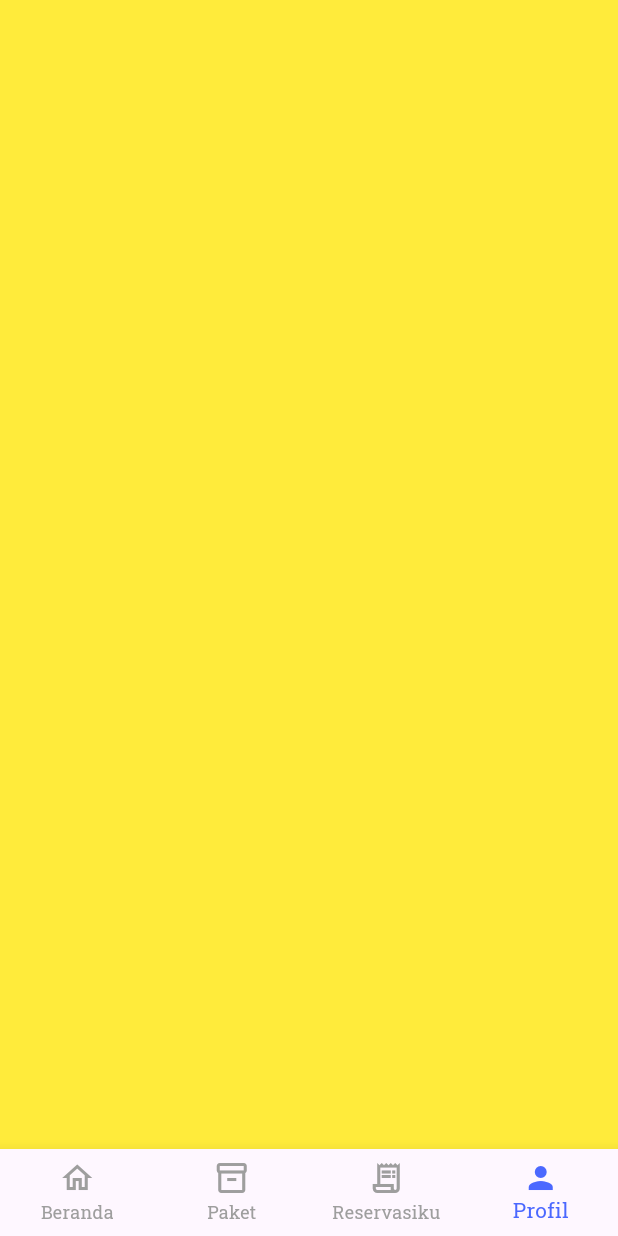
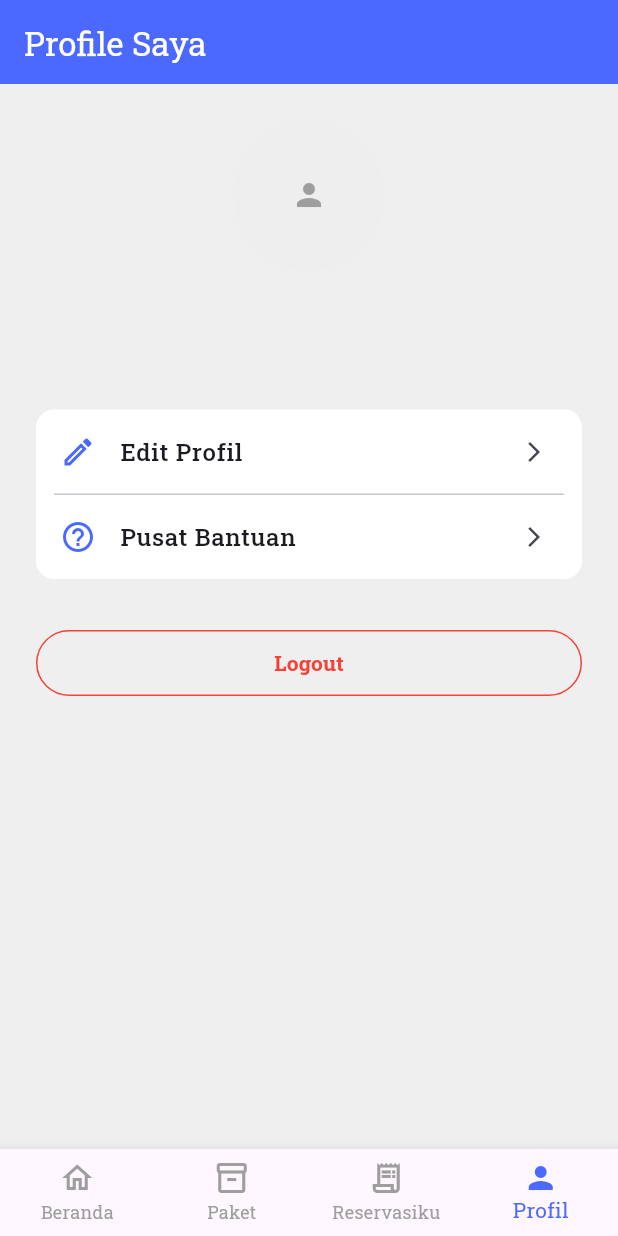
Before and after one commit to NotDaniArya/project_wedding_organizer, a Flutter app: the screen it shows once a user with an empty profile is signed in, item 4 of the bottom bar chosen, on a phone screen of 412 x 824 dp. Run offline on Flutter 3.47's test engine with Material 3 defaults, Android fonts, the phone set to English and light mode, and no system bars; our stand-ins replace carousel_slider, flutter_riverpod, font_awesome_flutter, google_fonts, image_cropper, image_picker and 2 more; accounts and stored records are empty; network calls fail.

Commit message:
feat : profile_screen.dart sudah dibuat dan sudah bisa logout tetapi belum menambahkan navigasi ke halaman edit profile dan pusat bantuan

```diff
--- a/lib/app/utils/constants/colors.dart
+++ b/lib/app/utils/constants/colors.dart
@@ -2,5 +2,5 @@ import 'dart:ui';
 
 class TColors {
   static const primaryColor = Color(0xFF4b68ff);
-  static const backgroundColor = Color.fromARGB(255, 213, 213, 213);
+  static const backgroundColor = Color.fromARGB(255, 239, 239, 239);
 }
--- a/lib/features/beranda/viewmodels/profile_viewmodel.dart
+++ b/lib/features/beranda/viewmodels/profile_viewmodel.dart
@@ -3,7 +3,7 @@ import 'package:project_v/core/models/profile.dart';
 import 'package:project_v/core/services/profile_service.dart';
 
 /*
-======= Get Profile untuk menampilkan nama dan profile user di beranda =======
+======= Get Profile untuk profile user =======
  */
 
 final profileServiceProvider = Provider((ref) => ProfileService());
--- /dev/null
+++ b/lib/features/profile/views/profile_screen.dart
@@ -0,0 +1,134 @@
+import 'package:flutter/material.dart';
+import 'package:flutter_riverpod/flutter_riverpod.dart';
+import 'package:project_v/app/utils/constants/colors.dart';
+import 'package:project_v/app/utils/constants/sizes.dart';
+import 'package:project_v/features/beranda/viewmodels/profile_viewmodel.dart';
+import 'package:project_v/shared_widgets/avatar_image.dart';
+import 'package:project_v/shared_widgets/menu_item.dart';
+
+import '../../auth/viewmodels/auth_viewmodel.dart';
+import '../../auth/views/login_screen.dart';
+
+class ProfileScreen extends ConsumerWidget {
+  const ProfileScreen({super.key});
+
+  // method untuk tampilkan dialog konfirmasi logout
+  void _showLogoutConfirmationDialog(BuildContext context, WidgetRef ref) {
+    showDialog(
+      context: context,
+      builder: (BuildContext ctx) {
+        return AlertDialog(
+          title: const Text('Konfirmasi Logout'),
+          content: const Text('Apakah Anda yakin ingin keluar dari akun Anda?'),
+          actions: <Widget>[
+            TextButton(
+              child: const Text('Batal'),
+              onPressed: () {
+                Navigator.of(ctx).pop(); // Tutup dialog
+              },
+            ),
+            TextButton(
+              child: const Text('Logout', style: TextStyle(color: Colors.red)),
+              onPressed: () {
+                // Panggil fungsi signOut dari ViewModel
+                ref.read(authViewModelProvider.notifier).signOut();
+
+                // Navigasi ke halaman login dan hapus semua rute sebelumnya
+                Navigator.of(ctx).pushAndRemoveUntil(
+                  MaterialPageRoute(builder: (context) => const LoginScreen()),
+                  (Route<dynamic> route) => false,
+                );
+              },
+            ),
+          ],
+        );
+      },
+    );
+  }
+
+  @override
+  Widget build(BuildContext context, WidgetRef ref) {
+    final profileAsyncValue = ref.watch(profileProvider);
+    final textTheme = Theme.of(context).textTheme;
+
+    return Scaffold(
+      backgroundColor: TColors.backgroundColor,
+      appBar: AppBar(
+        title: const Text('Profile Saya'),
+        backgroundColor: TColors.primaryColor,
+        foregroundColor: Colors.white,
+      ),
+      body: profileAsyncValue.when(
+        data: (profile) => SingleChildScrollView(
+          child: Padding(
+            padding: const EdgeInsetsGeometry.all(24.0),
+            child: Column(
+              children: [
+                AvatarImage(imageUrl: profile.avatar_url, radius: 50),
+                const SizedBox(height: TSizes.spaceBtwItems),
+                Text(
+                  profile.full_name,
+                  textAlign: TextAlign.center,
+                  style: textTheme.headlineSmall!.copyWith(
+                    fontWeight: FontWeight.bold,
+                  ),
+                ),
+                Text(
+                  profile.email,
+                  textAlign: TextAlign.center,
+                  style: textTheme.bodyMedium!.copyWith(
+                    color: Colors.grey.shade600,
+                  ),
+                ),
+                const SizedBox(height: TSizes.defaultSpace),
+                Container(
+                  decoration: BoxDecoration(
+                    color: Colors.white,
+                    borderRadius: BorderRadius.circular(12),
+                  ),
+                  child: Column(
+                    children: [
+                      MenuItem(
+                        icon: Icons.edit_outlined,
+                        title: 'Edit Profil',
+                        onTap: () {},
+                      ),
+                      const Divider(height: 1, indent: 12, endIndent: 12),
+                      MenuItem(
+                        icon: Icons.help_outline,
+                        title: 'Pusat Bantuan',
+                        onTap: () {
+                          // TODO: Navigasi ke halaman Favorit
+                        },
+                      ),
+                    ],
+                  ),
+                ),
+                const SizedBox(height: TSizes.spaceBtwSections),
+                SizedBox(
+                  width: double.infinity,
+                  child: OutlinedButton(
+                    onPressed: () =>
+                        _showLogoutConfirmationDialog(context, ref),
+                    style: OutlinedButton.styleFrom(
+                      foregroundColor: Colors.red,
+                      side: const BorderSide(color: Colors.red),
+                      padding: const EdgeInsets.symmetric(vertical: 12),
+                    ),
+                    child: const Text(
+                      'Logout',
+                      style: TextStyle(fontWeight: FontWeight.bold),
+                    ),
+                  ),
+                ),
+              ],
+            ),
+          ),
+        ),
+        error: (error, stack) =>
+            Center(child: Text('Gagal memuat profil: $error')),
+        loading: () => const Center(child: CircularProgressIndicator()),
+      ),
+    );
+  }
+}
--- a/lib/navigation_menu.dart
+++ b/lib/navigation_menu.dart
@@ -1,5 +1,6 @@
 import 'package:flutter/material.dart';
 import 'package:project_v/features/paket/views/paket_screen.dart';
+import 'package:project_v/features/profile/views/profile_screen.dart';
 
 import 'app/utils/constants/colors.dart';
 import 'features/beranda/views/beranda_screen.dart';
@@ -25,13 +26,7 @@ class _NavigationMenuState extends State<NavigationMenu> {
         decoration: const BoxDecoration(color: Colors.blue),
       ),
     ),
-    Scaffold(
-      body: Container(
-        height: double.infinity,
-        width: double.infinity,
-        decoration: const BoxDecoration(color: Colors.yellow),
-      ),
-    ),
+    const ProfileScreen(),
   ];
 
   void _onSelectedMenu(int index) {
--- a/lib/shared_widgets/app_bar.dart
+++ b/lib/shared_widgets/app_bar.dart
@@ -1,9 +1,6 @@
 import 'package:flutter/material.dart';
 import 'package:project_v/app/utils/constants/colors.dart';
-import 'package:project_v/main.dart';
 import 'package:project_v/shared_widgets/avatar_image.dart';
-
-import '../features/auth/views/login_screen.dart';
 
 class TAppBar extends StatelessWidget implements PreferredSizeWidget {
   const TAppBar({super.key, this.name, this.imageUrl});
@@ -40,16 +37,6 @@ class TAppBar extends StatelessWidget implements PreferredSizeWidget {
               ],
             ),
           ),
-          IconButton(
-            onPressed: () async {
-              await supabase.auth.signOut();
-              Navigator.pushReplacement(
-                context,
-                MaterialPageRoute(builder: (context) => const LoginScreen()),
-              );
-            },
-            icon: const Icon(Icons.favorite, color: Colors.white),
-          ),
         ],
       ),
     );
--- a/lib/shared_widgets/avatar_image.dart
+++ b/lib/shared_widgets/avatar_image.dart
@@ -1,14 +1,16 @@
 import 'package:flutter/material.dart';
 
 class AvatarImage extends StatelessWidget {
-  const AvatarImage({super.key, required this.imageUrl});
+  const AvatarImage({super.key, required this.imageUrl, this.radius = 20});
 
   final String? imageUrl;
+  final double radius;
 
   @override
   Widget build(BuildContext context) {
     return CircleAvatar(
-      radius: 20,
+      radius: radius,
+
       backgroundColor: Colors.grey.shade200,
       backgroundImage: (imageUrl != null && imageUrl!.isNotEmpty)
           ? NetworkImage(imageUrl!)
--- /dev/null
+++ b/lib/shared_widgets/menu_item.dart
@@ -0,0 +1,25 @@
+import 'package:flutter/material.dart';
+import 'package:project_v/app/utils/constants/colors.dart';
+
+class MenuItem extends StatelessWidget {
+  const MenuItem({
+    super.key,
+    required this.icon,
+    required this.title,
+    required this.onTap,
+  });
+
+  final IconData icon;
+  final String title;
+  final VoidCallback onTap;
+
+  @override
+  Widget build(BuildContext context) {
+    return ListTile(
+      leading: Icon(icon, color: TColors.primaryColor),
+      title: Text(title, style: const TextStyle(fontWeight: FontWeight.w500)),
+      trailing: const Icon(Icons.arrow_forward_ios, size: 16),
+      onTap: onTap,
+    );
+  }
+}
```
